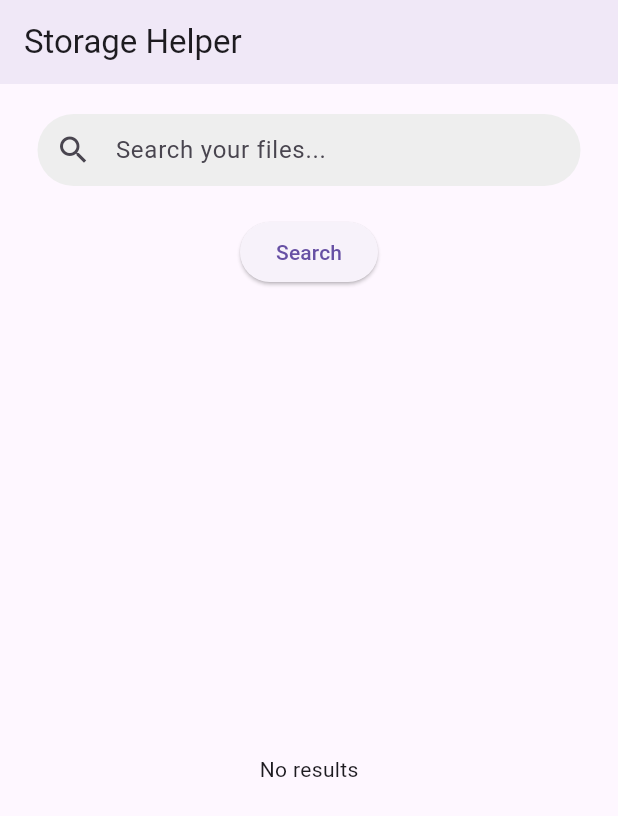
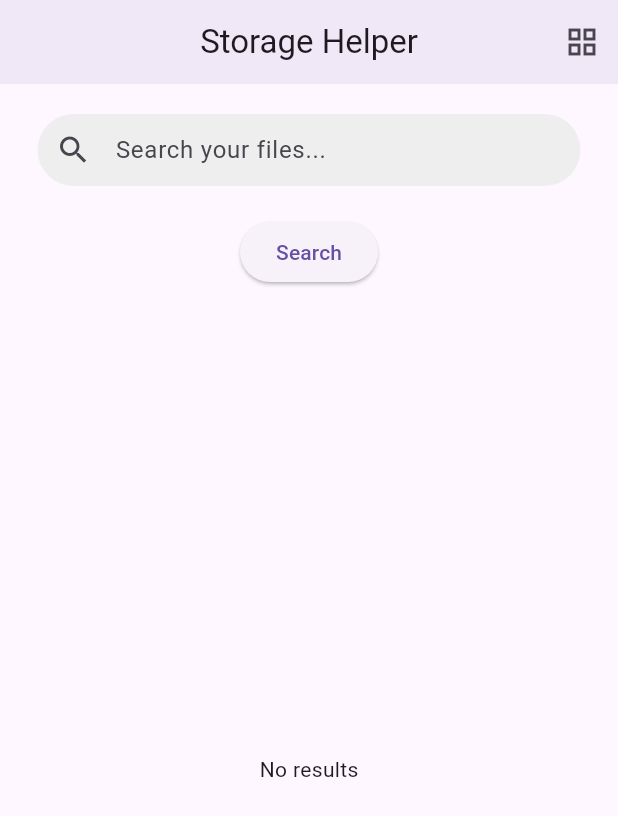
Before and after one commit to Siren-241/Mobile-Storage-Helper, a Flutter app: the screen it shows after launch, on a phone screen of 412 x 824 dp. Shown: the top 816 px of the screen. Run offline on Flutter 3.47's test engine with Material 3 defaults, Android fonts, the phone set to English and light mode, and no system bars; our stand-ins replace isar, open_filex, permission_handler; missing offline and left inert: exif, photo_manager, syncfusion_flutter_pdf; accounts and stored records are empty; generated files the repository leaves out were written again.

Commit message:
Added grid view option

```diff
--- a/lib/main.dart
+++ b/lib/main.dart
@@ -49,6 +49,8 @@ class MediaCounterScreen extends StatefulWidget {
 }
 
 
+enum ViewMode { list, grid }
+
 class _MediaCounterScreenState extends State<MediaCounterScreen> {
   int newlyIndexedMediaCount = 0;
   int totalInDB = 0;
@@ -56,6 +58,8 @@ class _MediaCounterScreenState extends State<MediaCounterScreen> {
   String status = "Requesting Permissions...";
 
   TextEditingController controller = TextEditingController();
+
+  ViewMode viewMode = ViewMode.list;
 
   @override
   void initState() {
@@ -143,7 +147,23 @@ class _MediaCounterScreenState extends State<MediaCounterScreen> {
       appBar: AppBar(
         title: const Text("Storage Helper"),
         elevation: 4,
-
+        centerTitle: true,
+        actions: [
+          IconButton(
+            icon: Icon(
+              viewMode == ViewMode.list
+                  ? Icons.grid_view
+                  : Icons.list
+            ),
+            onPressed: () {
+              setState(() {
+                viewMode = viewMode == ViewMode.list
+                    ? ViewMode.grid
+                    : ViewMode.list;
+              });
+            },
+          )
+        ],
       ),
       body: Center (
         child: Column (
@@ -222,11 +242,9 @@ class _MediaCounterScreenState extends State<MediaCounterScreen> {
 
                   final results = snapshot.data!;
 
-                  // return viewMode == ViewMode.list
-                  //   ? _buildList(results)
-                  //   : _buildGrid(results);
-
-                  return buildGrid(results);
+                  return viewMode == ViewMode.list
+                    ? buildList(results)
+                    : buildGrid(results);
                 },
               ),
             ),
```
